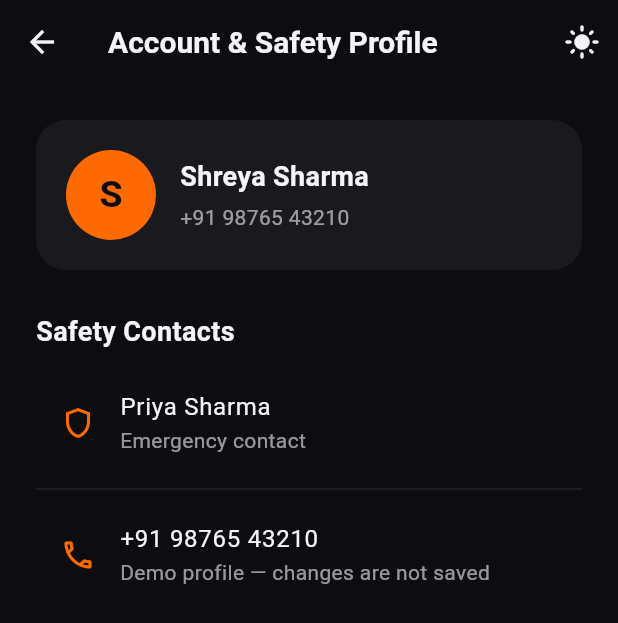
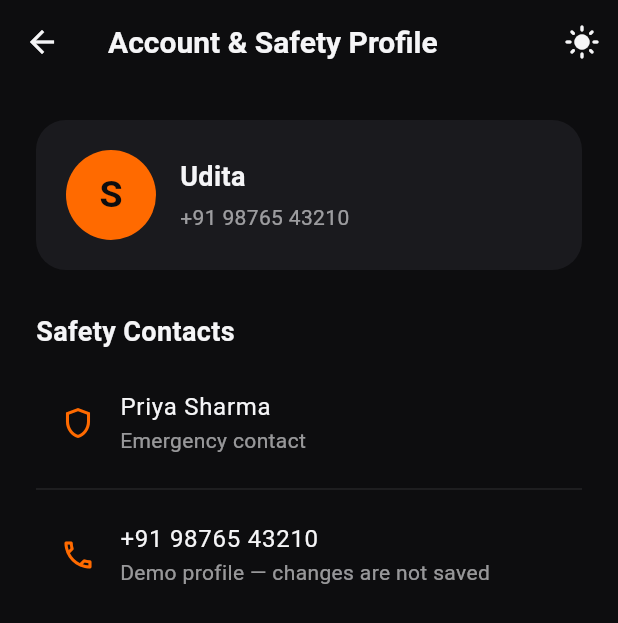
Before and after one commit to bhadwajshubham/HerWay, a Flutter app: the DemoProfileScreen screen opened directly, on a phone screen of 412 x 824 dp. Shown: the top 623 px of the screen. Run offline on Flutter 3.47's test engine with Material 3 defaults, Android fonts, the phone set to English and light mode, and no system bars; our stand-ins replace cloud_firestore, firebase_auth, firebase_core, flutter_riverpod, font_awesome_flutter, geolocator and 1 more; missing offline and left inert: pointer_interceptor; accounts and stored records are empty; statements that could not run were skipped.

Commit message:
updating name

```diff
--- a/lib/features/demo/demo_shell.dart
+++ b/lib/features/demo/demo_shell.dart
@@ -157,7 +157,7 @@ class DemoHomeScreen extends StatelessWidget {
           crossAxisAlignment: CrossAxisAlignment.start,
           children: [
             Text(
-              'Hello, Shreya 👋',
+              'Hello, Udita 👋',
               style: TextStyle(
                 color: isDark ? Colors.white70 : AppColors.appleTextSecondary,
                 fontSize: 16,
@@ -665,7 +665,7 @@ class DemoProfileScreen extends ConsumerWidget {
                   crossAxisAlignment: CrossAxisAlignment.start,
                   children: [
                     Text(
-                      'Shreya Sharma',
+                      'Udita',
                       style: TextStyle(
                         color: theme.colorScheme.onSurface,
                         fontSize: 18,
```
